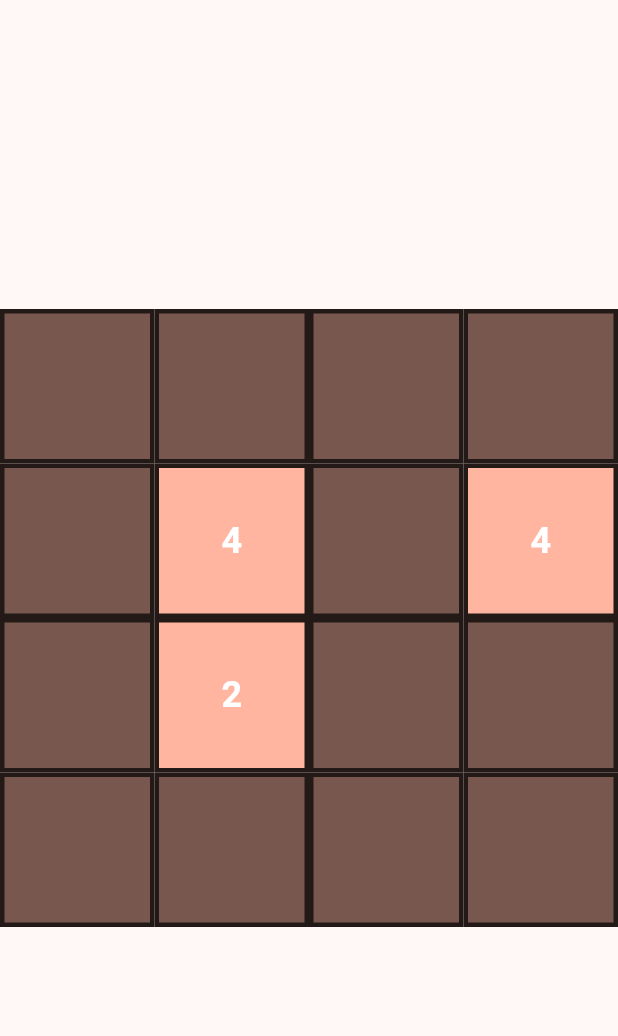
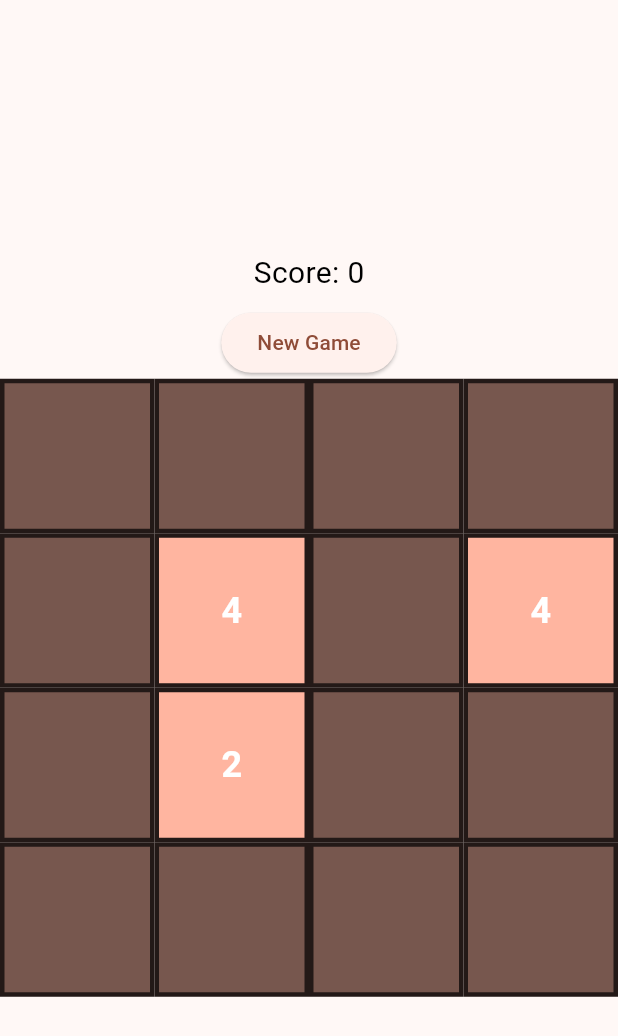
Before and after one commit to yayediop2/twenty_forty_eight, a Flutter app: the screen it shows after launch, on a phone screen of 412 x 824 dp. Shown: the top 1036 px of the screen. Run offline on Flutter 3.47's test engine with Material 3 defaults, Android fonts, the light colour scheme and no system bars.

Commit message:
feat: score display and new game button

```diff
--- a/lib/screens/game_screen.dart
+++ b/lib/screens/game_screen.dart
@@ -17,6 +17,7 @@ class _MyHomePageState extends State<MyHomePage> {
   late Board gameBoard;
   final int rows = 4;
   final int columns = 4;
+  int score = 0;
   final Random randomNum = Random();
 
   void onSwipeLeft() {
@@ -133,6 +134,7 @@ class _MyHomePageState extends State<MyHomePage> {
     } else if (a.value == b.value && !a.isMerged) {
       a.value = a.value + b.value;
       b.value = 0;
+      score += a.value;
       a.isMerged = true;
       // case every other scenario
     } else {
@@ -250,7 +252,29 @@ class _MyHomePageState extends State<MyHomePage> {
           }
         },
         child: Center(
-          child: GridView.count(
+          child: Column(
+            mainAxisSize: MainAxisSize.min,
+            children: [
+              // SCORE DISPLAY
+              Padding(
+                padding: const EdgeInsets.all(8.0),
+                child: Text(
+                  'Score: $score',
+                  style: const TextStyle(fontSize: 20, color: Colors.black),
+                ),
+              ),
+              // BUTTON NEW GAME
+              ElevatedButton(
+                onPressed: () {
+                  setState(() {
+                    gameBoard.initBoard();
+                    score = 0;
+                    _generateRandomTiles(3 + randomNum.nextInt(2));
+                  });
+                },
+                child: Text('New Game'),
+              ),
+              GridView.count(
                 physics:
                     const NeverScrollableScrollPhysics(), // disables scrolling so swipe up and down can work
                 shrinkWrap: true, // makes GridView size properly inside Center
@@ -263,6 +287,8 @@ class _MyHomePageState extends State<MyHomePage> {
                   return TileWidget(tile: tile, theme: theme);
                 }),
               ),
+            ],
+          ),
         ),
       ),
     );
```
Lines whose indentation alone changed are shown as unchanged.
